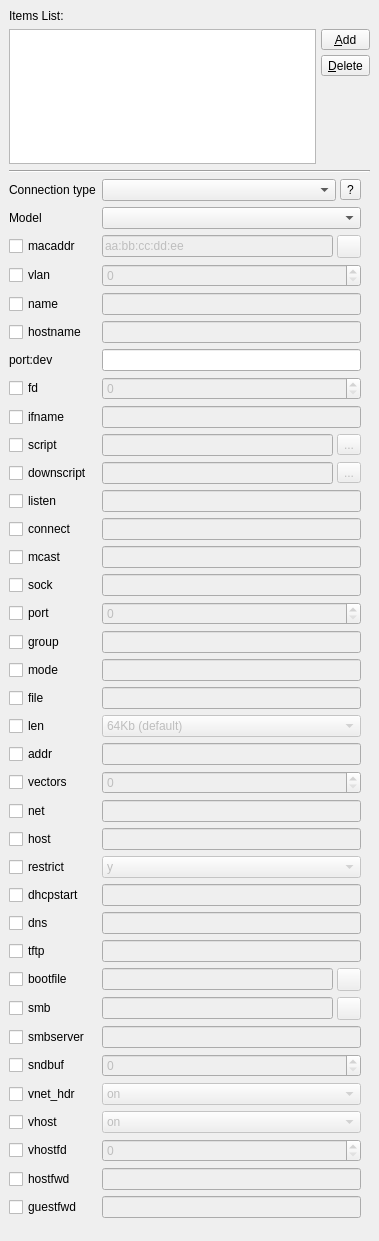
tobimensch/aqemu, file src/Network_Widget.ui: the form before one commit.
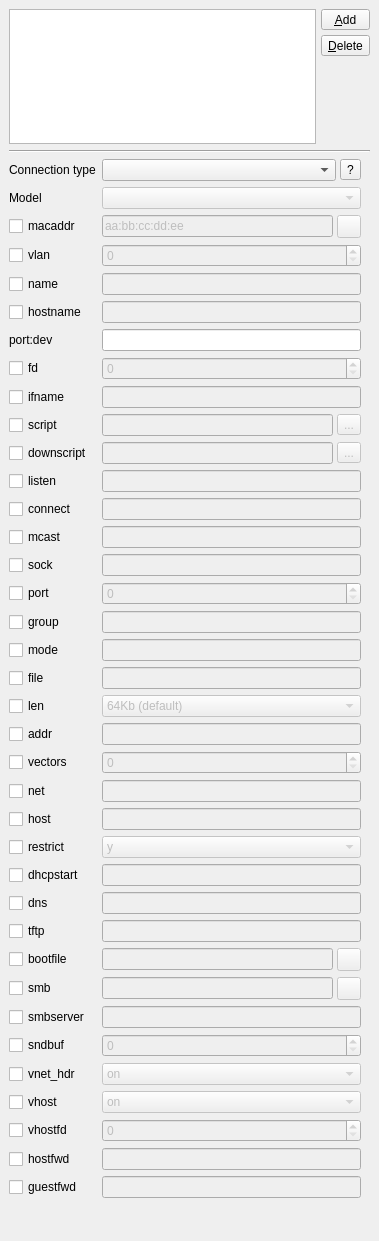
The form after the commit. Icons and pictures are not drawn.

Commit message: Changed Old_Network_Widget ip address widget to new IP_Edit widget. (Fixes bug) Removed label before list widget in both network widgets.

```diff
--- a/src/Network_Widget.ui
+++ b/src/Network_Widget.ui
@@ -14,13 +14,6 @@
    <string>AQEMU Network Widget</string>
   </property>
   <layout class="QVBoxLayout" name="verticalLayout_2">
-   <item>
-    <widget class="QLabel" name="Label_Items_List">
-     <property name="text">
-      <string>Items List:</string>
-     </property>
-    </widget>
-   </item>
    <item>
     <widget class="QFrame" name="frame">
      <property name="sizePolicy">
@@ -159,7 +152,7 @@
         <x>0</x>
         <y>0</y>
         <width>347</width>
-        <height>1325</height>
+        <height>1579</height>
        </rect>
       </property>
       <layout class="QVBoxLayout" name="verticalLayout">
@@ -174,6 +167,9 @@
        </property>
        <item>
         <widget class="QWidget" name="General_Widget" native="true">
+         <property name="enabled">
+          <bool>true</bool>
+         </property>
          <layout class="QGridLayout" name="gridLayout">
           <property name="leftMargin">
            <number>0</number>
@@ -250,7 +246,7 @@
           <item row="1" column="1">
            <widget class="QComboBox" name="CB_model">
             <property name="enabled">
-             <bool>true</bool>
+             <bool>false</bool>
             </property>
             <property name="sizePolicy">
              <sizepolicy hsizetype="Minimum" vsizetype="Fixed">
```
The commit also changes 6 other files.
